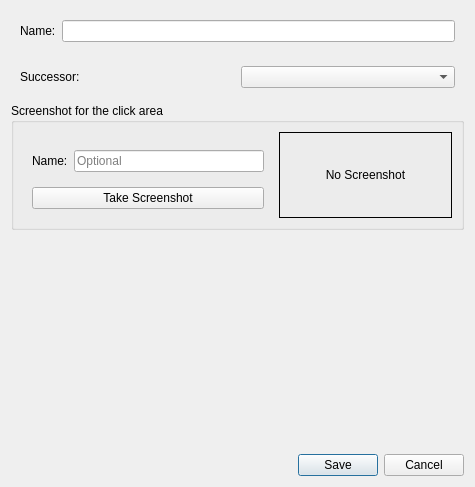
SeptemberHX/AutoGameTools, file gui/Ui_ActionEditWidget.ui: the form before one commit.
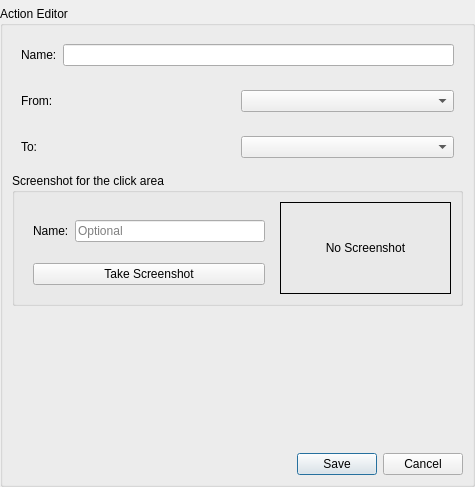
The form after the commit.

Commit message: logical from modifying states and actions

What changed in the file:
```diff
--- a/gui/Ui_ActionEditWidget.ui
+++ b/gui/Ui_ActionEditWidget.ui
@@ -14,6 +14,24 @@
    <string>Form</string>
   </property>
   <layout class="QVBoxLayout" name="verticalLayout">
+   <property name="leftMargin">
+    <number>0</number>
+   </property>
+   <property name="topMargin">
+    <number>6</number>
+   </property>
+   <property name="rightMargin">
+    <number>0</number>
+   </property>
+   <property name="bottomMargin">
+    <number>0</number>
+   </property>
+   <item>
+    <widget class="QGroupBox" name="groupBox">
+     <property name="title">
+      <string>Action Editor</string>
+     </property>
+     <layout class="QVBoxLayout" name="verticalLayout_3">
    <item>
     <widget class="QWidget" name="widget_2" native="true">
      <layout class="QHBoxLayout" name="horizontalLayout">
@@ -30,13 +48,29 @@
      </layout>
     </widget>
    </item>
+      <item>
+       <widget class="QWidget" name="widget_5" native="true">
+        <layout class="QHBoxLayout" name="horizontalLayout_5">
+         <item>
+          <widget class="QLabel" name="label_4">
+           <property name="text">
+            <string>From:</string>
+           </property>
+          </widget>
+         </item>
+         <item>
+          <widget class="QComboBox" name="from_comboBox"/>
+         </item>
+        </layout>
+       </widget>
+      </item>
    <item>
     <widget class="QWidget" name="widget_3" native="true">
      <layout class="QHBoxLayout" name="horizontalLayout_2">
       <item>
        <widget class="QLabel" name="label_2">
         <property name="text">
-         <string>Successor: </string>
+            <string>To:</string>
         </property>
        </widget>
       </item>
@@ -47,7 +81,7 @@
     </widget>
    </item>
    <item>
-    <widget class="QGroupBox" name="groupBox">
+       <widget class="QGroupBox" name="groupBox_2">
      <property name="title">
       <string>Screenshot for the click area</string>
      </property>
@@ -60,6 +94,12 @@
      <layout class="QHBoxLayout" name="horizontalLayout_3">
       <item>
        <widget class="QWidget" name="widget_4" native="true">
+           <property name="minimumSize">
+            <size>
+             <width>250</width>
+             <height>0</height>
+            </size>
+           </property>
         <property name="maximumSize">
          <size>
           <width>250</width>
@@ -67,6 +107,9 @@
          </size>
         </property>
         <layout class="QVBoxLayout" name="verticalLayout_2">
+            <property name="spacing">
+             <number>12</number>
+            </property>
          <item>
           <widget class="QWidget" name="widget" native="true">
            <layout class="QHBoxLayout" name="horizontalLayout_4">
@@ -146,6 +189,9 @@
      <property name="standardButtons">
       <set>QDialogButtonBox::Cancel|QDialogButtonBox::Save</set>
      </property>
+       </widget>
+      </item>
+     </layout>
     </widget>
    </item>
   </layout>
```
Left out of the diff: 4 changed lines with no effect on the pictures. Lines whose indentation alone changed are shown as unchanged. The commit also changes 16 other files.
